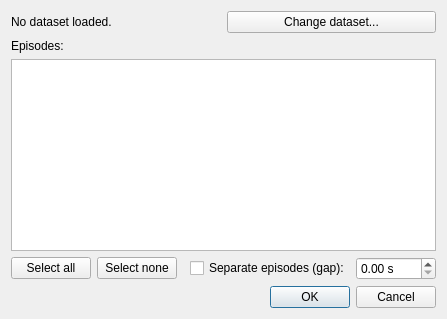
This is data_load_lerobot/dialog_lerobot.ui in PlotJuggler/pj-official-plugins as Qt 5 draws it before an edit. The edited form follows.
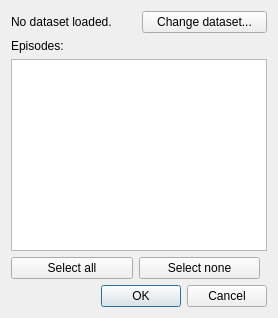
This is the edited form.

Commit message: feat(data_load_lerobot): per-episode datasets + metadata-only video topics

The edit to the form file:
```diff
--- a/data_load_lerobot/dialog_lerobot.ui
+++ b/data_load_lerobot/dialog_lerobot.ui
@@ -64,29 +64,6 @@
        </property>
       </spacer>
      </item>
-     <item>
-      <widget class="QCheckBox" name="separate_check">
-       <property name="text">
-        <string>Separate episodes (gap):</string>
-       </property>
-      </widget>
-     </item>
-     <item>
-      <widget class="QDoubleSpinBox" name="gap_spin">
-       <property name="suffix">
-        <string> s</string>
-       </property>
-       <property name="minimum">
-        <double>0.000000000000000</double>
-       </property>
-       <property name="maximum">
-        <double>3600.000000000000000</double>
-       </property>
-       <property name="singleStep">
-        <double>0.500000000000000</double>
-       </property>
-      </widget>
-     </item>
     </layout>
    </item>
    <item>
```
The commit also changes 5 other files.
